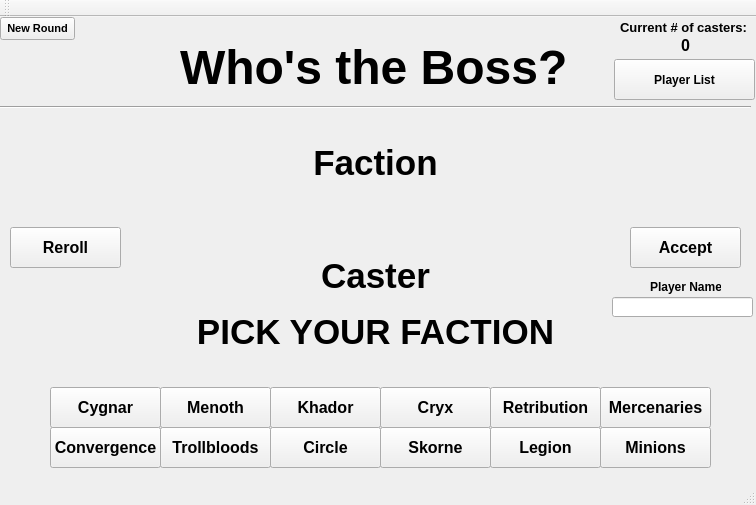
Before: the Qt Designer form src/wtb/wtb.ui in tman3257/wtbGenerator, drawn with Qt 5.
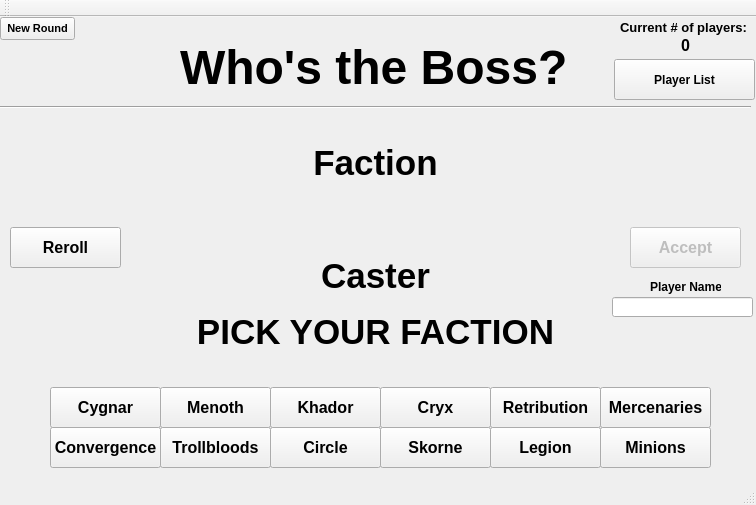
After: the same form once the commit is applied.

Commit message: Changed accept to be disabled by default. Changed caster to player # on UI.

Diff of the .ui file:
```diff
--- a/src/wtb/wtb.ui
+++ b/src/wtb/wtb.ui
@@ -288,6 +288,9 @@
     </property>
    </widget>
    <widget class="QPushButton" name="acceptButton">
+    <property name="enabled">
+     <bool>false</bool>
+    </property>
     <property name="geometry">
      <rect>
       <x>630</x>
@@ -471,7 +474,7 @@
      </font>
     </property>
     <property name="text">
-     <string>Current # of casters:</string>
+     <string>Current # of players:</string>
     </property>
    </widget>
    <widget class="QLabel" name="numCastersLabel">
```
